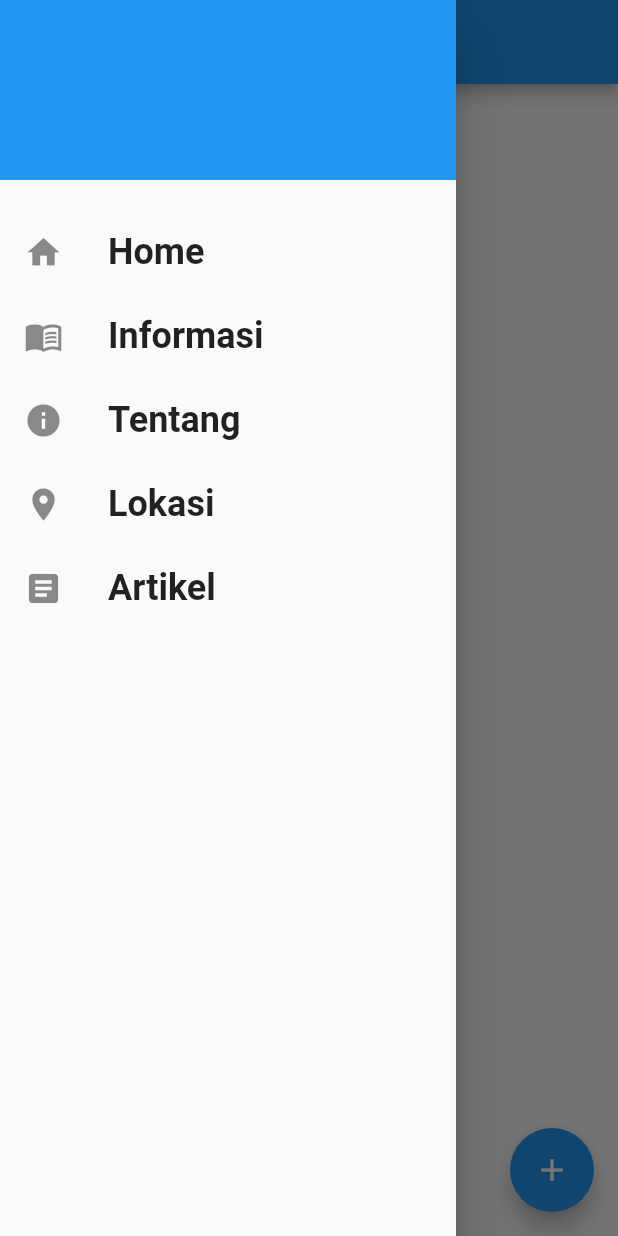
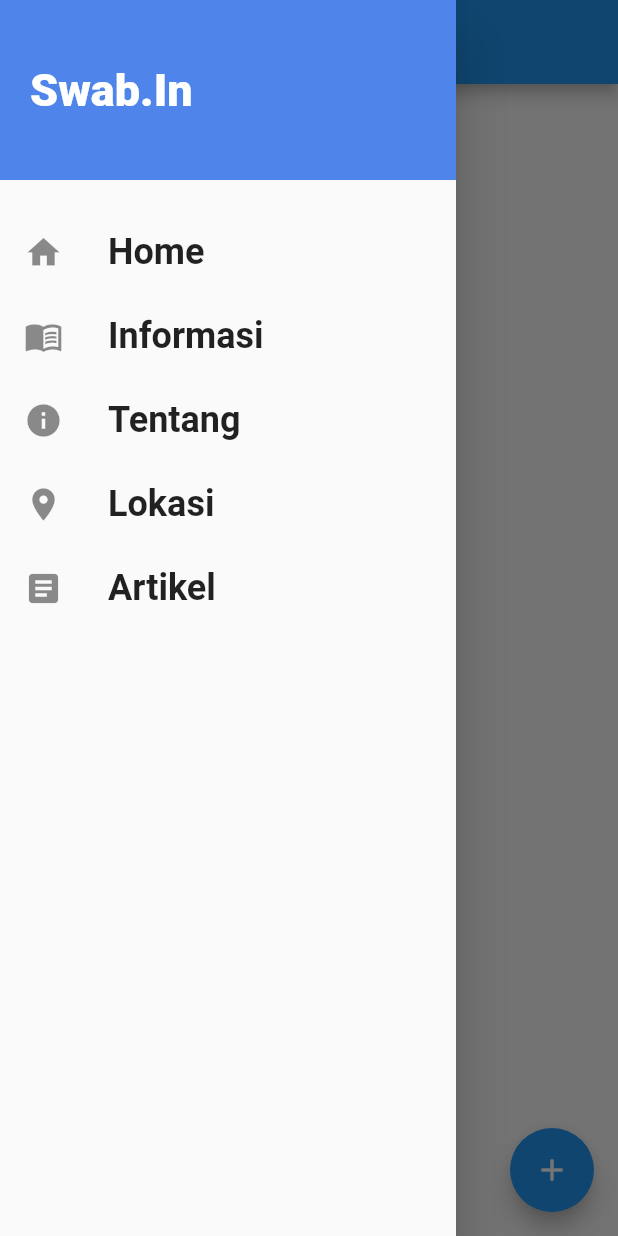
Before and after one commit to Swab-In/swab.in-mobile, a Flutter app: the screen it shows after launch, with the side drawer open, on a phone screen of 412 x 824 dp. Run offline on Flutter 3.47's test engine with Material 2 defaults, Android fonts, the phone set to English and light mode, and no system bars; Roboto replaces fonts that are missing (RobotoCondensed).

Commit message:
edit layout

```diff
--- a/swab_in/lib/screens/add_experience_screen.dart
+++ b/swab_in/lib/screens/add_experience_screen.dart
@@ -12,10 +12,10 @@ class AddExperienceScreen extends StatefulWidget {
   const AddExperienceScreen({Key? key}) : super(key: key);
 
   @override
-  AddForumState createState() => AddForumState();
+  AddExperienceState createState() => AddExperienceState();
 }
 
-class AddForumState extends State<AddExperienceScreen> {
+class AddExperienceState extends State<AddExperienceScreen> {
   final _formKey = GlobalKey<FormState>();
   late Experience _experience;
   var args;
--- a/swab_in/lib/widgets/main_drawer.dart
+++ b/swab_in/lib/widgets/main_drawer.dart
@@ -30,18 +30,18 @@ class MainDrawer extends StatelessWidget {
           Container(
             height: 120,
             width: double.infinity,
-            padding: EdgeInsets.all(20),
+            padding: const EdgeInsets.all(20),
             alignment: Alignment.centerLeft,
-            color: Theme.of(context).accentColor,
-            child: Text(
+            color: const Color.fromRGBO(79, 133, 235, 1),
+            child: const Text(
               'Swab.In',
               style: TextStyle(
                   fontWeight: FontWeight.w900,
                   fontSize: 30,
-                  color: Theme.of(context).primaryColor),
+                  color: Colors.white),
             ),
           ),
-          SizedBox(
+          const SizedBox(
             height: 20,
           ),
           buildListTile('Home', Icons.home, () {
```
Also changed, not shown: swab_in/lib/screens/info_swab_screen.dart (+24 -3 lines).
